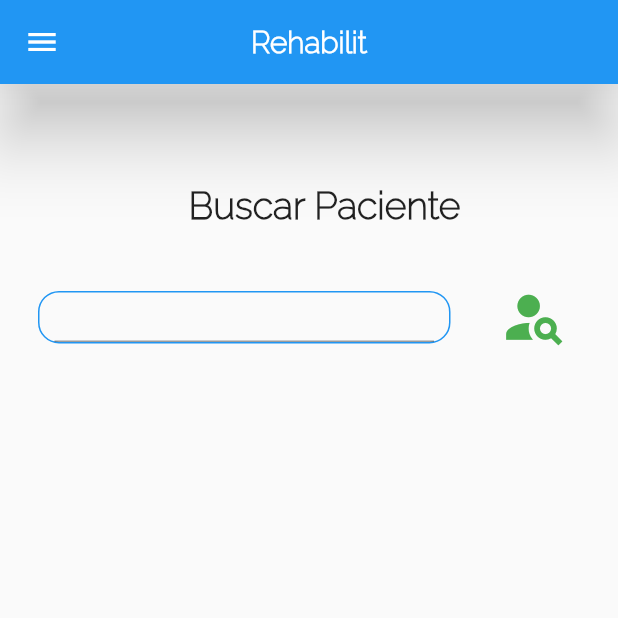
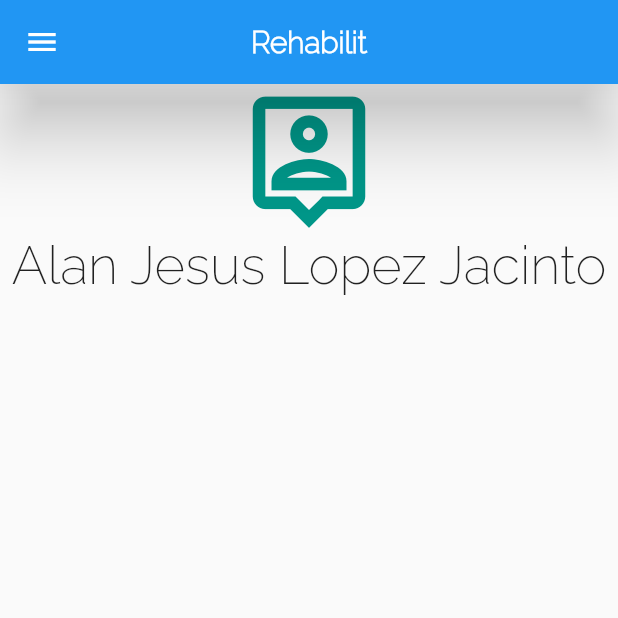
Before and after one commit to AlanJLJ2202/phisio-t, a Flutter app: the screen it shows after launch, on a phone screen of 412 x 824 dp, the top half of it. Run offline on Flutter 3.47's test engine with Material 2 defaults, Android fonts, the light colour scheme and no system bars; our stand-ins replace dio, fluttertoast.

Commit message:
Pantalla historial agregada (#26)

```diff
--- a/lib/main.dart
+++ b/lib/main.dart
@@ -1,5 +1,6 @@
 import 'package:flutter/material.dart';
 import 'package:phisio_t/screens/expediente_screen.dart';
+import 'package:phisio_t/screens/historial_screen.dart';
 import 'package:phisio_t/useless/registro2_screen.dart';
 import 'package:phisio_t/screens/registro_screen.dart';
 import 'package:phisio_t/utils/colores.dart';
@@ -26,7 +27,7 @@ class MyApp extends StatelessWidget {
                 //bodyColor: Colors.white,
                 //displayColor: Colors.black
               )),
-      home: HomeScreen(),
+      home: HistorialScreen(),
       debugShowCheckedModeBanner: false,
     );
   }
--- /dev/null
+++ b/lib/screens/historial_screen.dart
@@ -0,0 +1,59 @@
+import 'package:flutter/material.dart';
+import '../models/paciente.dart';
+import '../widgets/drawer.dart';
+
+class HistorialScreen extends StatefulWidget{
+
+  //final Paciente paciente;
+  //HistorialScreen(this.paciente);
+
+  @override
+  State<HistorialScreen> createState() => _HistorialScreenState();
+}
+
+class _HistorialScreenState extends State<HistorialScreen> {
+  @override
+  Widget build(BuildContext context) {
+
+    double width = MediaQuery.of(context).size.width;
+    double height = MediaQuery.of(context).size.height;
+
+    return Scaffold(
+      appBar: AppBar(
+        elevation: 20,
+        backgroundColor: Colors.blue,
+        centerTitle: true,
+        title: width < 450 ? const Text(
+          'Rehabilit',
+          style: TextStyle(fontWeight: FontWeight.w800),
+        ) : const Text(
+          'Rehabilit - Fisioterapia Integral y Deporte',
+          style: TextStyle(fontWeight: FontWeight.w800),
+        ),
+      ),
+      drawer: DrawerWidget(height),
+      body: ListView(
+        children: [
+          Column(
+            mainAxisAlignment: MainAxisAlignment.center,
+            children: [
+              Container(
+                child: Icon(
+                  Icons.person_pin_outlined,
+                  size: 100,
+                  color: Colors.teal,
+                ),
+              ),
+              Container(
+                child: Text(
+                    'Alan Jesus Lopez Jacinto',
+                   style: TextStyle(fontSize: 35),
+                ),
+              ),
+            ],
+          ),
+        ],
+      ),
+    );
+  }
+}
--- a/lib/screens/home_screen.dart
+++ b/lib/screens/home_screen.dart
@@ -3,6 +3,7 @@ import 'dart:ui';
 import 'package:dio/dio.dart';
 import 'package:flutter/cupertino.dart';
 import 'package:flutter/material.dart';
+import 'package:phisio_t/screens/historial_screen.dart';
 import 'package:phisio_t/useless/registro2_screen.dart';
 import 'package:phisio_t/screens/registro_screen.dart';
 import 'package:phisio_t/widgets/drawer.dart';
@@ -279,7 +280,7 @@ class _HomeScreenState extends State<HomeScreen> {
               Container(
                 margin: width > 450 ? const EdgeInsets.only(top: 40) : const EdgeInsets.only(top: 20),
                 child: boton('Historial', Colors.grey, 60, () {
-                  //Navigator.push(context, MaterialPageRoute(builder: (context) => ExpedienteScreen()));
+                  Navigator.push(context, MaterialPageRoute(builder: (context) => HistorialScreen()));
                 }, width),
               ),
             ],
--- a/lib/useless/registro2_screen.dart
+++ b/lib/useless/registro2_screen.dart
@@ -1,10 +1,6 @@
 import 'package:flutter/material.dart';
 import 'package:intl/intl.dart';
-import 'package:phisio_t/screens/registro_screen.dart';
-
 import '../widgets/drawer.dart';
-import '../widgets/navigationbar_widget.dart';
-import '../screens/home_screen.dart';
 
 class Registro2Screen extends StatefulWidget {
   @override
```
Also changed, not shown: lib/screens/expediente_screen.dart (+52 -23 lines), lib/screens/registro_screen.dart (+26 -117 lines), lib/widgets/navigationbar_widget.dart (deleted, +0 -39 lines).
